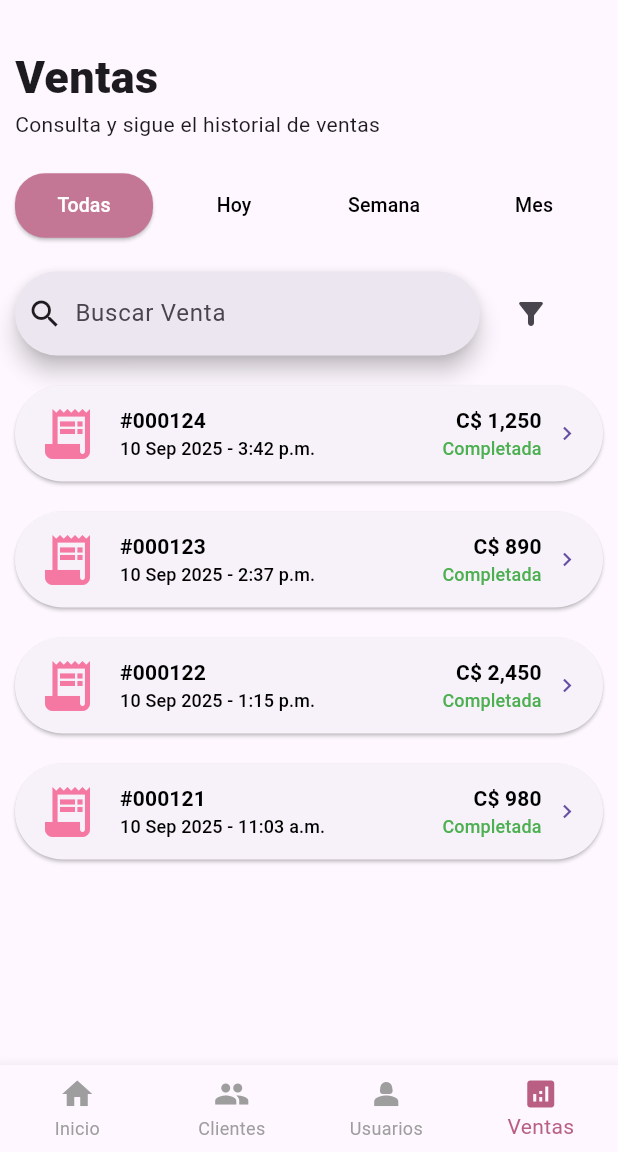
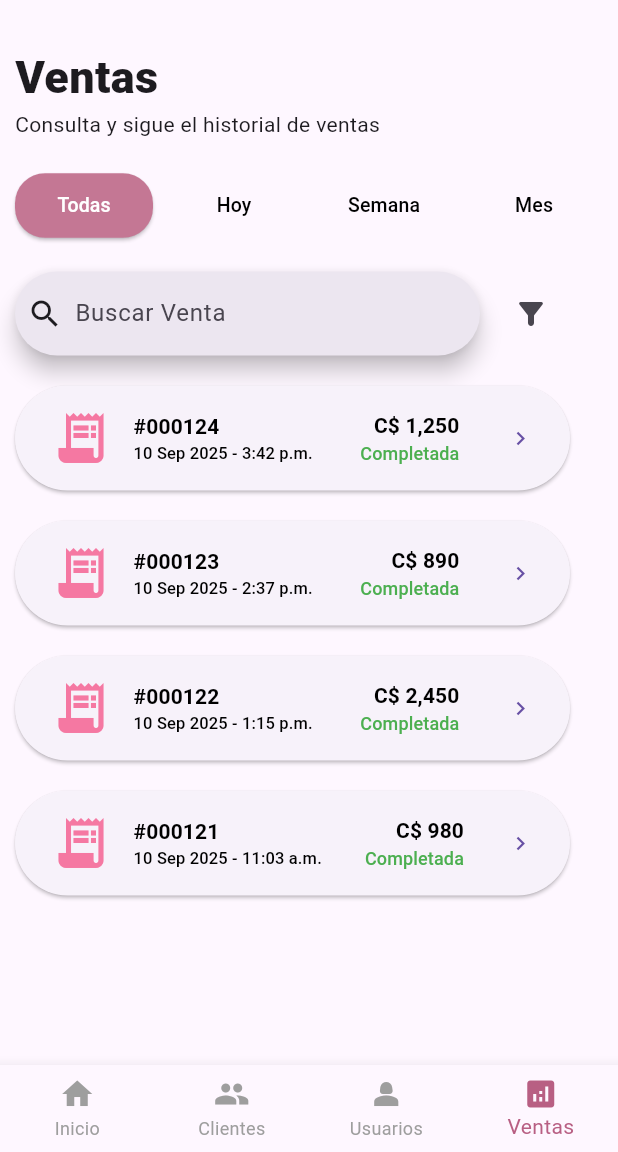
Before and after one commit to edwi-11/ApparelMovil, a Flutter app: the VentasScreen screen opened by its route, on a phone screen of 412 x 824 dp, the part 84-1236 px from its top. Run offline on Flutter 3.47's test engine with Material 3 defaults, Android fonts, the phone set to English and light mode, and no system bars.

Commit message:
correcciones generales en el tamaño de las tarjetas de ventas

```diff
--- a/lib/screens/ventas/ventas_screen.dart
+++ b/lib/screens/ventas/ventas_screen.dart
@@ -9,34 +9,34 @@ class VentasScreen extends StatelessWidget {
       child: Column(
         children: [
           Padding(
-          padding: const EdgeInsets.only(left:10, right:10, top:30),
+            padding: const EdgeInsets.only(left: 10, right: 10, top: 30),
             child: Column(
               crossAxisAlignment: CrossAxisAlignment.start,
-            children:[
+              children: [
                 const Text('Ventas', style: TextStyle(fontSize: 30, fontWeight: FontWeight.w900),),
                 const Text('Consulta y sigue el historial de ventas'),
 
-              Padding(padding: const
-              EdgeInsets.only(top:20),
+                Padding(
+                  padding: const EdgeInsets.only(top: 20),
                   child: Row(
                     children: [
                       Expanded(
-                  child: ElevatedButton(onPressed: () {},
+                        child: ElevatedButton(
+                          onPressed: () {},
                           style: ElevatedButton.styleFrom(
-                    backgroundColor: Color.fromARGB(255, 196, 119, 148),
+                            backgroundColor: const Color.fromARGB(255, 196, 119, 148),
                             foregroundColor: Colors.white,
                             shape: RoundedRectangleBorder(borderRadius: BorderRadius.circular(20)),
                             overlayColor: Colors.transparent,
                             padding: const EdgeInsets.symmetric(vertical: 12),
                           ),
-                  child: const Text('Todas', style: TextStyle(fontSize: 13),),
+                          child: const Text('Todas', style: TextStyle(fontSize: 13)),
                         ),
                       ),
-
-                  const SizedBox(width: 8,),
-
+                      const SizedBox(width: 8),
                       Expanded(
-                  child: ElevatedButton(onPressed: () {},
+                        child: ElevatedButton(
+                          onPressed: () {},
                           style: ElevatedButton.styleFrom(
                             backgroundColor: Colors.transparent,
                             foregroundColor: Colors.black,
@@ -44,14 +44,13 @@ class VentasScreen extends StatelessWidget {
                             overlayColor: Colors.transparent,
                             padding: const EdgeInsets.symmetric(vertical: 12),
                           ),
-                  child: const Text('Hoy', style: TextStyle(fontSize: 13),),
+                          child: const Text('Hoy', style: TextStyle(fontSize: 13)),
                         ),
                       ),
-
-                  const SizedBox(width: 8,),
-
+                      const SizedBox(width: 8),
                       Expanded(
-                  child: ElevatedButton(onPressed: () {},
+                        child: ElevatedButton(
+                          onPressed: () {},
                           style: ElevatedButton.styleFrom(
                             backgroundColor: Colors.transparent,
                             foregroundColor: Colors.black,
@@ -59,14 +58,13 @@ class VentasScreen extends StatelessWidget {
                             overlayColor: Colors.transparent,
                             padding: const EdgeInsets.symmetric(vertical: 12),
                           ),
-                  child: const Text('Semana', style: TextStyle(fontSize: 13),),
+                          child: const Text('Semana', style: TextStyle(fontSize: 13)),
                         ),
                       ),
-
-                  const SizedBox(width: 8,),
-
+                      const SizedBox(width: 8),
                       Expanded(
-                  child: ElevatedButton(onPressed: () {},
+                        child: ElevatedButton(
+                          onPressed: () {},
                           style: ElevatedButton.styleFrom(
                             backgroundColor: Colors.transparent,
                             foregroundColor: Colors.black,
@@ -74,7 +72,7 @@ class VentasScreen extends StatelessWidget {
                             overlayColor: Colors.transparent,
                             padding: const EdgeInsets.symmetric(vertical: 12),
                           ),
-                  child: const Text('Mes', style: TextStyle(fontSize: 13),),
+                          child: const Text('Mes', style: TextStyle(fontSize: 13)),
                         ),
                       ),
                     ],
@@ -102,38 +100,38 @@ class VentasScreen extends StatelessWidget {
                 ),
 
                 Padding(
-                padding: const EdgeInsets.only(top:20),
+                  padding: const EdgeInsets.only(top: 20),
                   child: SizedBox(
-                  width: double.infinity,
-                  child: ElevatedButton(onPressed: () {},
-                  style: ElevatedButton.styleFrom(
-                    overlayColor: Colors.transparent,
-                    padding: const EdgeInsets.symmetric(horizontal: 15, vertical: 12),
-                  ),
+                    width: 370,
+                    height: 70,
+                    child: ElevatedButton(
+                      onPressed: () {},
                       child: Row(
                         children: [
-                      const Icon(Icons.receipt_long, size: 40, color:(Color.fromARGB(255, 245, 120, 162)),),
-                      const SizedBox(width: 15,),
-                      Expanded(
-                        child: Column(
+                          const Icon(
+                            Icons.receipt_long,
+                            size: 40,
+                            color: Color.fromARGB(255, 245, 120, 162),
+                          ),
+                          const SizedBox(width: 15),
+                          const Column(
                             mainAxisAlignment: MainAxisAlignment.center,
                             crossAxisAlignment: CrossAxisAlignment.start,
                             children: [
-                            Text ('#000124', style: TextStyle(color:(Colors.black), fontWeight: FontWeight.bold),),
-                            Text ('10 Sep 2025 - 3:42 p.m.', style: TextStyle(color:(Colors.black), fontSize: 12),),
+                              Text('#000124', style: TextStyle(color: Colors.black, fontWeight: FontWeight.bold),),
+                              Text('10 Sep 2025 - 3:42 p.m.', style: TextStyle(color: Colors.black, fontSize: 11),),
                             ],
                           ),
-                      ),
-                      const SizedBox(width: 8,),
-                      Column(
+                          const Spacer(),
+                          const Column(
                             mainAxisAlignment: MainAxisAlignment.center,
                             crossAxisAlignment: CrossAxisAlignment.end,
                             children: [
-                          Text('C\$ 1,250', style: TextStyle(color:(Colors.black), fontWeight: FontWeight.bold),),
-                          Text('Completada', style: TextStyle(color: (Colors.green), fontSize: 12)),
+                              Text('C\$ 1,250', style: TextStyle(color: Colors.black, fontWeight: FontWeight.bold),),
+                              Text('Completada', style: TextStyle(color: Colors.green, fontSize: 12)),
                             ],
                           ),
-                      const SizedBox(width: 8,),
+                          const Spacer(),
                           const Icon(Icons.chevron_right)
                         ],
                       ),
@@ -142,38 +140,38 @@ class VentasScreen extends StatelessWidget {
                 ),
 
                 Padding(
-                padding: const EdgeInsets.only(top:20),
+                  padding: const EdgeInsets.only(top: 20),
                   child: SizedBox(
-                  width: double.infinity,
-                  child: ElevatedButton(onPressed: () {},
-                  style: ElevatedButton.styleFrom(
-                    overlayColor: Colors.transparent,
-                    padding: const EdgeInsets.symmetric(horizontal: 15, vertical: 12),
-                  ),
+                    width: 370,
+                    height: 70,
+                    child: ElevatedButton(
+                      onPressed: () {},
                       child: Row(
                         children: [
-                      const Icon(Icons.receipt_long, size: 40, color:(Color.fromARGB(255, 245, 120, 162)),),
-                      const SizedBox(width: 15,),
-                      Expanded(
-                        child: Column(
+                          const Icon(
+                            Icons.receipt_long,
+                            size: 40,
+                            color: Color.fromARGB(255, 245, 120, 162),
+                          ),
+                          const SizedBox(width: 15),
+                          const Column(
                             mainAxisAlignment: MainAxisAlignment.center,
                             crossAxisAlignment: CrossAxisAlignment.start,
                             children: [
-                            Text ('#000123', style: TextStyle(color:(Colors.black), fontWeight: FontWeight.bold),),
-                            Text ('10 Sep 2025 - 2:37 p.m.', style: TextStyle(color:(Colors.black), fontSize: 12),),
+                              Text('#000123', style: TextStyle(color: Colors.black, fontWeight: FontWeight.bold),),
+                              Text('10 Sep 2025 - 2:37 p.m.', style: TextStyle(color: Colors.black, fontSize: 11),),
                             ],
                           ),
-                      ),
-                      const SizedBox(width: 8,),
-                      Column(
+                          const Spacer(),
+                          const Column(
                             mainAxisAlignment: MainAxisAlignment.center,
                             crossAxisAlignment: CrossAxisAlignment.end,
                             children: [
-                          Text('C\$ 890', style: TextStyle(color:(Colors.black), fontWeight: FontWeight.bold),),
-                          Text('Completada', style: TextStyle(color: (Colors.green), fontSize: 12)),
+                              Text('C\$ 890', style: TextStyle(color: Colors.black, fontWeight: FontWeight.bold),),
+                              Text('Completada', style: TextStyle(color: Colors.green, fontSize: 12)),
                             ],
                           ),
-                      const SizedBox(width: 8,),
+                          const Spacer(),
                           const Icon(Icons.chevron_right)
                         ],
                       ),
@@ -182,38 +180,38 @@ class VentasScreen extends StatelessWidget {
                 ),
 
                 Padding(
-                padding: const EdgeInsets.only(top:20),
+                  padding: const EdgeInsets.only(top: 20),
                   child: SizedBox(
-                  width: double.infinity,
-                  child: ElevatedButton(onPressed: () {},
-                  style: ElevatedButton.styleFrom(
-                    overlayColor: Colors.transparent,
-                    padding: const EdgeInsets.symmetric(horizontal: 15, vertical: 12),
-                  ),
+                    width: 370,
+                    height: 70,
+                    child: ElevatedButton(
+                      onPressed: () {},
                       child: Row(
                         children: [
-                      const Icon(Icons.receipt_long, size: 40, color:(Color.fromARGB(255, 245, 120, 162)),),
-                      const SizedBox(width: 15,),
-                      Expanded(
-                        child: Column(
+                          const Icon(
+                            Icons.receipt_long,
+                            size: 40,
+                            color: Color.fromARGB(255, 245, 120, 162),
+                          ),
+                          const SizedBox(width: 15),
+                          const Column(
                             mainAxisAlignment: MainAxisAlignment.center,
                             crossAxisAlignment: CrossAxisAlignment.start,
                             children: [
-                            Text ('#000122', style: TextStyle(color:(Colors.black), fontWeight: FontWeight.bold),),
-                            Text ('10 Sep 2025 - 1:15 p.m.', style: TextStyle(color:(Colors.black), fontSize: 12),),
+                              Text('#000122', style: TextStyle(color: Colors.black, fontWeight: FontWeight.bold),),
+                              Text('10 Sep 2025 - 1:15 p.m.', style: TextStyle(color: Colors.black, fontSize: 11),),
                             ],
                           ),
-                      ),
-                      const SizedBox(width: 8,),
-                      Column(
+                          const Spacer(),
+                          const Column(
                             mainAxisAlignment: MainAxisAlignment.center,
                             crossAxisAlignment: CrossAxisAlignment.end,
                             children: [
-                          Text('C\$ 2,450', style: TextStyle(color:(Colors.black), fontWeight: FontWeight.bold),),
-                          Text('Completada', style: TextStyle(color: (Colors.green), fontSize: 12)),
+                              Text('C\$ 2,450', style: TextStyle(color: Colors.black, fontWeight: FontWeight.bold),),
+                              Text('Completada', style: TextStyle(color: Colors.green, fontSize: 12)),
                             ],
                           ),
-                      const SizedBox(width: 8,),
+                          const Spacer(),
                           const Icon(Icons.chevron_right)
                         ],
                       ),
@@ -222,38 +220,38 @@ class VentasScreen extends StatelessWidget {
                 ),
 
                 Padding(
-                padding: const EdgeInsets.only(top:20),
+                  padding: const EdgeInsets.only(top: 20),
                   child: SizedBox(
-                  width: double.infinity,
-                  child: ElevatedButton(onPressed: () {},
-                  style: ElevatedButton.styleFrom(
-                    overlayColor: Colors.transparent,
-                    padding: const EdgeInsets.symmetric(horizontal: 15, vertical: 12),
-                  ),
+                    width: 370,
+                    height: 70,
+                    child: ElevatedButton(
+                      onPressed: () {},
                       child: Row(
                         children: [
-                      const Icon(Icons.receipt_long, size: 40, color:(Color.fromARGB(255, 245, 120, 162)),),
-                      const SizedBox(width: 15,),
-                      Expanded(
-                        child: Column(
+                          const Icon(
+                            Icons.receipt_long,
+                            size: 40,
+                            color: Color.fromARGB(255, 245, 120, 162),
+                          ),
+                          const SizedBox(width: 15),
+                          const Column(
                             mainAxisAlignment: MainAxisAlignment.center,
                             crossAxisAlignment: CrossAxisAlignment.start,
                             children: [
-                            Text ('#000121', style: TextStyle(color:(Colors.black), fontWeight: FontWeight.bold),),
-                            Text ('10 Sep 2025 - 11:03 a.m.', style: TextStyle(color:(Colors.black), fontSize: 12),),
+                              Text('#000121', style: TextStyle(color: Colors.black, fontWeight: FontWeight.bold),),
+                              Text('10 Sep 2025 - 11:03 a.m.', style: TextStyle(color: Colors.black, fontSize: 11),),
                             ],
                           ),
-                      ),
-                      const SizedBox(width: 8,),
-                      Column(
+                          const Spacer(),
+                          const Column(
                             mainAxisAlignment: MainAxisAlignment.center,
                             crossAxisAlignment: CrossAxisAlignment.end,
                             children: [
-                          Text('C\$ 980', style: TextStyle(color:(Colors.black), fontWeight: FontWeight.bold),),
-                          Text('Completada', style: TextStyle(color: (Colors.green), fontSize: 12)),
+                              Text('C\$ 980', style: TextStyle(color: Colors.black, fontWeight: FontWeight.bold),),
+                              Text('Completada', style: TextStyle(color: Colors.green, fontSize: 12)),
                             ],
                           ),
-                      const SizedBox(width: 8,),
+                          const Spacer(),
                           const Icon(Icons.chevron_right)
                         ],
                       ),
```
Lines whose indentation alone changed are shown as unchanged.
